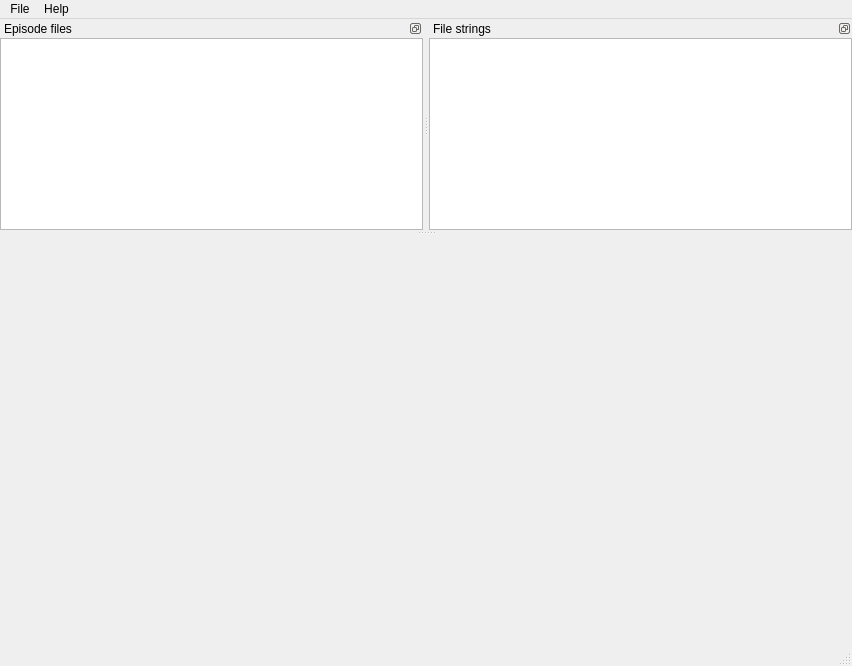
This is Translator/translator_main.ui in WohlSoft/Moondust-Project as Qt 5 draws it before an edit. The edited form follows.
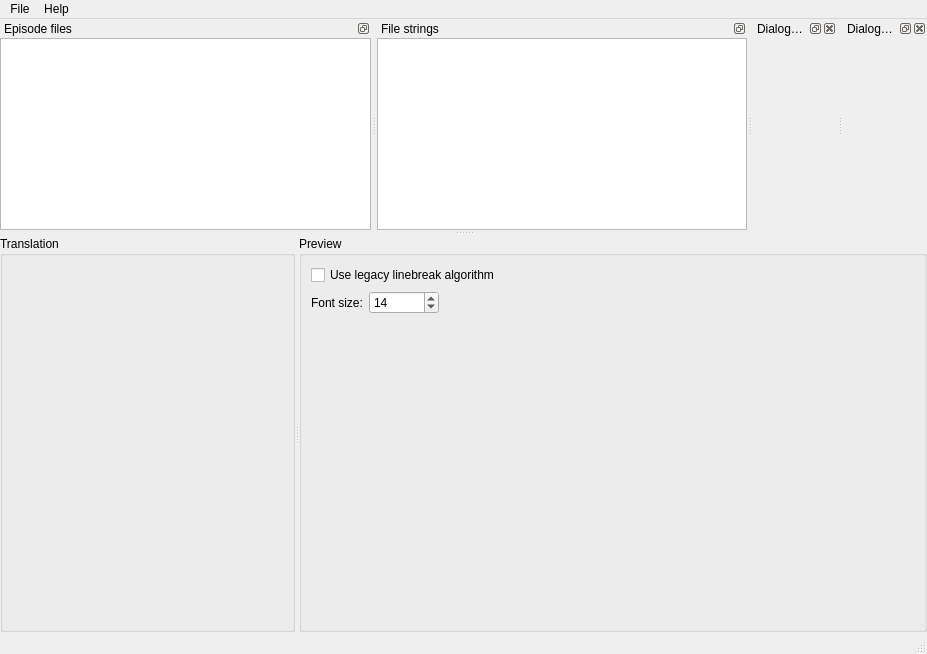
This is the edited form. Icons and pictures are not drawn. Custom widgets are drawn as their Qt base class.

Commit message: Translator: Added preview box

```diff
--- a/Translator/translator_main.ui
+++ b/Translator/translator_main.ui
@@ -6,8 +6,8 @@
    <rect>
     <x>0</x>
     <y>0</y>
-    <width>852</width>
-    <height>666</height>
+    <width>927</width>
+    <height>654</height>
    </rect>
   </property>
   <property name="windowTitle">
@@ -20,13 +20,96 @@
   <property name="dockOptions">
    <set>QMainWindow::AllowNestedDocks|QMainWindow::AnimatedDocks|QMainWindow::GroupedDragging</set>
   </property>
-  <widget class="QWidget" name="centralwidget"/>
+  <widget class="QWidget" name="centralwidget">
+   <layout class="QGridLayout" name="gridLayout">
+    <property name="leftMargin">
+     <number>0</number>
+    </property>
+    <property name="topMargin">
+     <number>0</number>
+    </property>
+    <property name="rightMargin">
+     <number>0</number>
+    </property>
+    <property name="bottomMargin">
+     <number>0</number>
+    </property>
+    <property name="spacing">
+     <number>0</number>
+    </property>
+    <item row="0" column="0">
+     <widget class="QSplitter" name="splitter">
+      <property name="orientation">
+       <enum>Qt::Horizontal</enum>
+      </property>
+      <widget class="QGroupBox" name="groupBox">
+       <property name="title">
+        <string>Translation</string>
+       </property>
+      </widget>
+      <widget class="QGroupBox" name="groupBox_2">
+       <property name="title">
+        <string>Preview</string>
+       </property>
+       <layout class="QGridLayout" name="gridLayout_2" columnstretch="0,0,1000">
+        <item row="1" column="1">
+         <widget class="QSpinBox" name="previewFontSize">
+          <property name="minimumSize">
+           <size>
+            <width>70</width>
+            <height>0</height>
+           </size>
+          </property>
+          <property name="minimum">
+           <number>4</number>
+          </property>
+          <property name="value">
+           <number>14</number>
+          </property>
+         </widget>
+        </item>
+        <item row="1" column="0">
+         <widget class="QLabel" name="previewFontSizeLabel">
+          <property name="text">
+           <string>Font size:</string>
+          </property>
+         </widget>
+        </item>
+        <item row="1" column="2">
+         <spacer name="horizontalSpacer">
+          <property name="orientation">
+           <enum>Qt::Horizontal</enum>
+          </property>
+          <property name="sizeHint" stdset="0">
+           <size>
+            <width>40</width>
+            <height>20</height>
+           </size>
+          </property>
+         </spacer>
+        </item>
+        <item row="2" column="0" colspan="3">
+         <widget class="MsgBoxPreview" name="previewZone" native="true"/>
+        </item>
+        <item row="0" column="0" colspan="3">
+         <widget class="QCheckBox" name="legacyLineBreak">
+          <property name="text">
+           <string>Use legacy linebreak algorithm</string>
+          </property>
+         </widget>
+        </item>
+       </layout>
+      </widget>
+     </widget>
+    </item>
+   </layout>
+  </widget>
   <widget class="QMenuBar" name="menubar">
    <property name="geometry">
     <rect>
      <x>0</x>
      <y>0</y>
-     <width>852</width>
+     <width>927</width>
      <height>20</height>
     </rect>
    </property>
@@ -107,6 +190,24 @@
     </attribute>
    </widget>
   </widget>
+  <widget class="QDockWidget" name="dialoguesListWidget">
+   <property name="windowTitle">
+    <string>Dialogues list</string>
+   </property>
+   <attribute name="dockWidgetArea">
+    <number>4</number>
+   </attribute>
+   <widget class="QWidget" name="dialoguesList"/>
+  </widget>
+  <widget class="QDockWidget" name="dialoguePreviewWidget">
+   <property name="windowTitle">
+    <string>Dialogue preview</string>
+   </property>
+   <attribute name="dockWidgetArea">
+    <number>4</number>
+   </attribute>
+   <widget class="QWidget" name="dialoguePreview"/>
+  </widget>
   <action name="actionOpen_project">
    <property name="text">
     <string>Open project...</string>
@@ -143,6 +244,14 @@
    </property>
   </action>
  </widget>
+ <customwidgets>
+  <customwidget>
+   <class>MsgBoxPreview</class>
+   <extends>QWidget</extends>
+   <header>msg_box_preview.h</header>
+   <container>1</container>
+  </customwidget>
+ </customwidgets>
  <resources>
   <include location="_resources/translator.qrc"/>
  </resources>
```
The commit also changes 6 other files.
